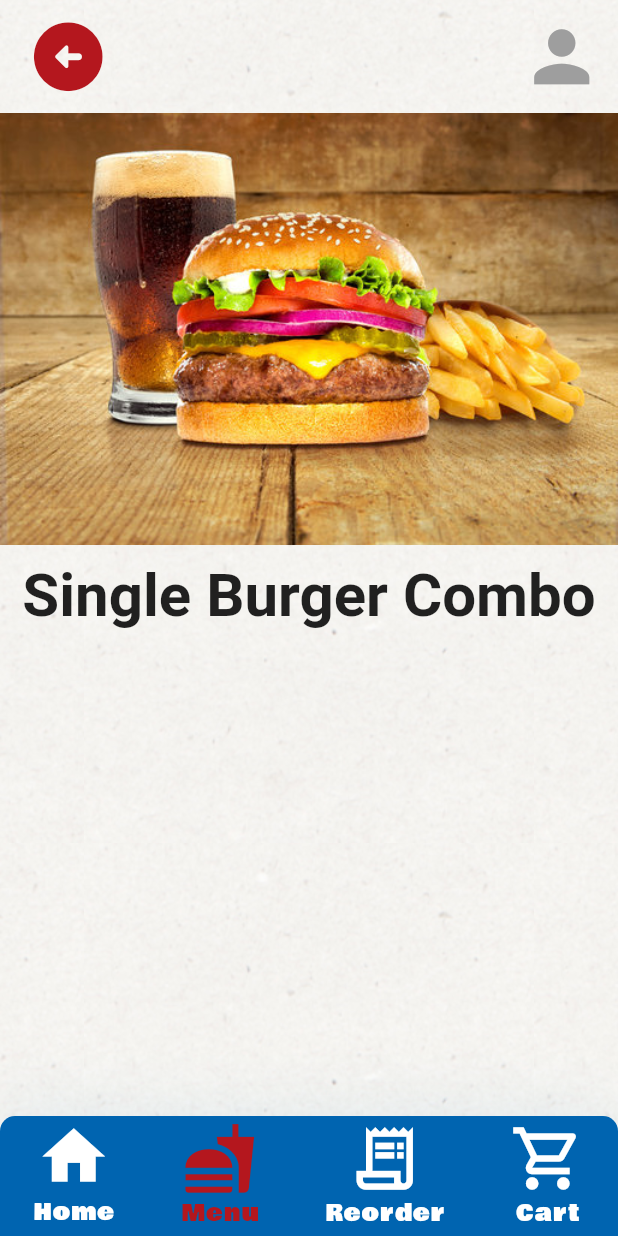
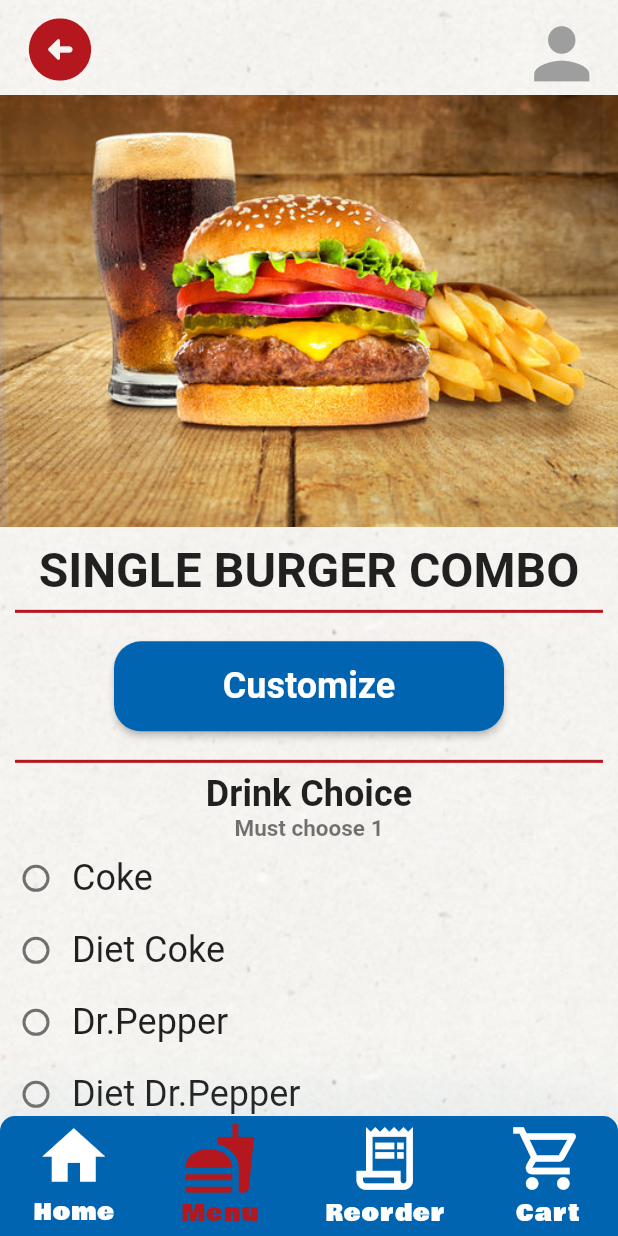
Before and after one commit to coriallb890/flying_burger, a Flutter app: the ItemScreen screen opened directly, on a phone screen of 412 x 824 dp. Run offline on Flutter 3.47's test engine with Material 2 defaults, Android fonts, the phone set to English and light mode, and no system bars.

Commit message:
Progress on Item Screen
Made some progress on the item screen, ended up deciding to rework layout

```diff
--- a/lib/cartScreen/components/bottomNav.dart
+++ b/lib/cartScreen/components/bottomNav.dart
@@ -47,7 +47,7 @@ class navMenu extends StatelessWidget{
               SizedBox(height: 3),
               IconButton(
                 icon: const Icon(Icons.fastfood),
-                onPressed: () {Navigator.push(context, MaterialPageRoute(builder: (context)=> HomeScreen()));},
+                onPressed: () {Navigator.push(context, MaterialPageRoute(builder: (context)=> MenuScreen()));},
                 color: Colors.white,
                 iconSize: 50,
                 padding: EdgeInsets.zero,
--- a/lib/homeScreen/components/bottomNav.dart
+++ b/lib/homeScreen/components/bottomNav.dart
@@ -47,7 +47,7 @@ class navHome extends StatelessWidget{
               SizedBox(height: 3),
               IconButton(
                 icon: const Icon(Icons.fastfood),
-                onPressed: () {Navigator.push(context, MaterialPageRoute(builder: (context)=> HomeScreen()));},
+                onPressed: () {Navigator.push(context, MaterialPageRoute(builder: (context)=> MenuScreen()));},
                 color: Colors.white,
                 iconSize: 50,
                 padding: EdgeInsets.zero,
--- a/lib/login-screen.dart
+++ b/lib/login-screen.dart
@@ -48,7 +48,7 @@ class LogInScreen extends StatelessWidget {
                             backgroundColor: Colors.transparent),
                         child:  const Text('Forgot your password?', style: TextStyle(color: redPrimaryColor))
                     ),
-                    const SizedBox(height: 55),
+                    const SizedBox(height: 10),
                     ElevatedButton(
                         onPressed: () {
                           Navigator.push(context, MaterialPageRoute(builder: (context)=> const StartScreen()));
--- a/lib/main.dart
+++ b/lib/main.dart
@@ -27,7 +27,7 @@ class MyApp extends StatelessWidget {
         // is not restarted.
         primarySwatch: Colors.blue,
       ),
-      home: MenuScreen(),
+      home: ItemScreen(),
     );
   }
 }
--- a/lib/menuScreen/components/bottomNav.dart
+++ b/lib/menuScreen/components/bottomNav.dart
@@ -47,7 +47,7 @@ class navMenu extends StatelessWidget{
                 SizedBox(height: 3),
                 IconButton(
                   icon: const Icon(Icons.fastfood),
-                  onPressed: () {Navigator.push(context, MaterialPageRoute(builder: (context)=> HomeScreen()));},
+                  onPressed: () {Navigator.push(context, MaterialPageRoute(builder: (context)=> MenuScreen()));},
                   color: redPrimaryColor,
                   iconSize: 50,
                   padding: EdgeInsets.zero,
--- a/lib/menuScreen/components/menuItems.dart
+++ b/lib/menuScreen/components/menuItems.dart
@@ -36,7 +36,7 @@ class menuItem extends StatelessWidget {
                   image:  AssetImage(imagePath)),
             ),
             SizedBox(height: 10,),
-            Text(name, style: TextStyle(fontSize: 24, fontWeight: FontWeight.bold)),
+            Text(name, style: TextStyle(fontSize: 21, fontWeight: FontWeight.bold)),
           ],
         ),
       ),
--- /dev/null
+++ b/lib/menuScreen/menuItemPages/components/customizationLists.dart
@@ -0,0 +1,3 @@
+enum DrinkChoice { coke, dietcoke, drpep, dietdrpep, lemon, sprite, strfanta, swttea, untea, coffee }
+
+enum SideChoice { beansrice, blkbeans, cajfries, chsfries, slaw, cobcorn, fries, greens, grzuc, hushpuppies, rice, pickgrtom, sdsalad }
--- a/lib/menuScreen/menuItemPages/components/itemAppBar.dart
+++ b/lib/menuScreen/menuItemPages/components/itemAppBar.dart
@@ -6,23 +6,23 @@ class menuAppBar extends StatelessWidget implements PreferredSizeWidget{
   const menuAppBar();
 
   @override
-  Size get preferredSize => const Size.fromHeight(75);
+  Size get preferredSize => const Size.fromHeight(63);
 
   @override
   Widget build(BuildContext context) {
     return AppBar(
       leading: Padding(
-        padding: EdgeInsets.only(left: 10),
+        padding: EdgeInsets.only(left: 7),
         child: IconButton(
           onPressed: () {},
-          icon: const Icon(Icons.arrow_circle_left_rounded, color: redPrimaryColor, size: 55),
+          icon: const Icon(Icons.arrow_circle_left_rounded, color: redPrimaryColor, size: 50),
         )
       ),
       centerTitle: true,
       elevation: 0,
       backgroundColor: Colors.transparent,
       titleTextStyle: appBarTitle,
-      toolbarHeight: 75,
+      toolbarHeight: 63,
       actions: <Widget>[
         Padding(
             padding: EdgeInsets.only(right: 25),
--- a/lib/menuScreen/menuItemPages/itemScreen.dart
+++ b/lib/menuScreen/menuItemPages/itemScreen.dart
@@ -1,5 +1,7 @@
 import 'package:flutter/material.dart';
+import 'package:flying_burger/constants.dart';
 import 'package:flying_burger/menuScreen/components/bottomNav.dart';
+import 'package:flying_burger/menuScreen/menuItemPages/components/customizationLists.dart';
 import 'package:flying_burger/menuScreen/menuItemPages/components/itemAppBar.dart';
 
 class ItemScreen extends StatefulWidget {
@@ -10,6 +12,10 @@ class ItemScreen extends StatefulWidget {
 }
 
 class _ItemScreenState extends State<ItemScreen> {
+
+  DrinkChoice? _drink;
+  SideChoice? _side;
+
   @override
   Widget build(BuildContext context) {
     return Container(
@@ -21,7 +27,8 @@ class _ItemScreenState extends State<ItemScreen> {
       child: Scaffold(
         backgroundColor: Colors.transparent,
         appBar: const menuAppBar(),
-        body: Column(
+        body: SingleChildScrollView(
+          child: Column(
             children: <Widget>[
               Column(
                 children: <Widget>[
@@ -30,13 +37,61 @@ class _ItemScreenState extends State<ItemScreen> {
                     fit: BoxFit.fitWidth
                   ),
                   SizedBox(height: 10),
-                Text("Single Burger Combo",style: TextStyle(fontSize: 40, fontWeight: FontWeight.bold)),
+                  Text("SINGLE BURGER COMBO",style: TextStyle(fontSize: 32, fontWeight: FontWeight.bold), textAlign: TextAlign.start,),
                 ]
+              ),
+              const Divider(color: redPrimaryColor, indent: 10.0, endIndent: 10.0, thickness:2),
+              Padding(
+                padding: const EdgeInsets.only(top:12, bottom: 12),
+                child: ElevatedButton(
+                  onPressed: (){},
+                  style: ElevatedButton.styleFrom(
+                    backgroundColor: bluePrimaryColor,
+                    shape: RoundedRectangleBorder(borderRadius: BorderRadius.circular(18.0)),
+                    fixedSize: const Size(260, 60)
+                  ),
+                  child: const Text('Customize', style: TextStyle(fontSize: 24, fontWeight: FontWeight.bold, color: Colors.white)),
+                ),
+              ),
+              const Divider(color: redPrimaryColor, indent: 10.0, endIndent: 10.0, thickness: 2,),
+              Column(
+                children: <Widget>[
+                  const Text('Drink Choice', style: TextStyle(fontSize: 24, fontWeight: FontWeight.bold)),
+                  const Text('Must choose 1', style: TextStyle(fontSize: 15, fontWeight: FontWeight.bold, color: Colors.black54)),
+                  drinkRadioItem("Coke", DrinkChoice.coke),
+                  drinkRadioItem("Diet Coke", DrinkChoice.dietcoke),
+                  drinkRadioItem("Dr.Pepper", DrinkChoice.drpep),
+                  drinkRadioItem("Diet Dr.Pepper", DrinkChoice.dietdrpep),
+                  drinkRadioItem("Lemonade", DrinkChoice.lemon),
+                  drinkRadioItem("Sprite", DrinkChoice.sprite),
+                  drinkRadioItem("Strawberry Fanta", DrinkChoice.strfanta),
+                  drinkRadioItem("Sweet Tea", DrinkChoice.swttea),
+                  drinkRadioItem("Unsweet Tea", DrinkChoice.untea),
+                  drinkRadioItem("Coffee", DrinkChoice.coffee),
+                ],
               )
             ]
+          ),
         ),
         bottomNavigationBar: navMenu(),
       )
     );
   }
+
+  Widget drinkRadioItem(String title, DrinkChoice choice){
+    return Row(
+      children: <Widget>[
+        Radio<DrinkChoice>(
+          value: choice,
+          groupValue: _drink,
+          onChanged: (DrinkChoice? value){
+            setState(() {
+              _drink = value;
+            });
+          },
+        ),
+        Text(title, style: const TextStyle(fontSize: 24),),
+      ]
+    );
   }
+}
--- a/lib/reorderScreen/components/bottomNav.dart
+++ b/lib/reorderScreen/components/bottomNav.dart
@@ -47,7 +47,7 @@ class navMenu extends StatelessWidget{
               SizedBox(height: 3),
               IconButton(
                 icon: const Icon(Icons.fastfood),
-                onPressed: () {Navigator.push(context, MaterialPageRoute(builder: (context)=> HomeScreen()));},
+                onPressed: () {Navigator.push(context, MaterialPageRoute(builder: (context)=> MenuScreen()));},
                 color: Colors.white,
                 iconSize: 50,
                 padding: EdgeInsets.zero,
```
Also changed, not shown: lib/constants.dart (+7 -0 lines), lib/menuScreen/menu.dart (+15 -15 lines). Lines whose indentation alone changed are shown as unchanged.
